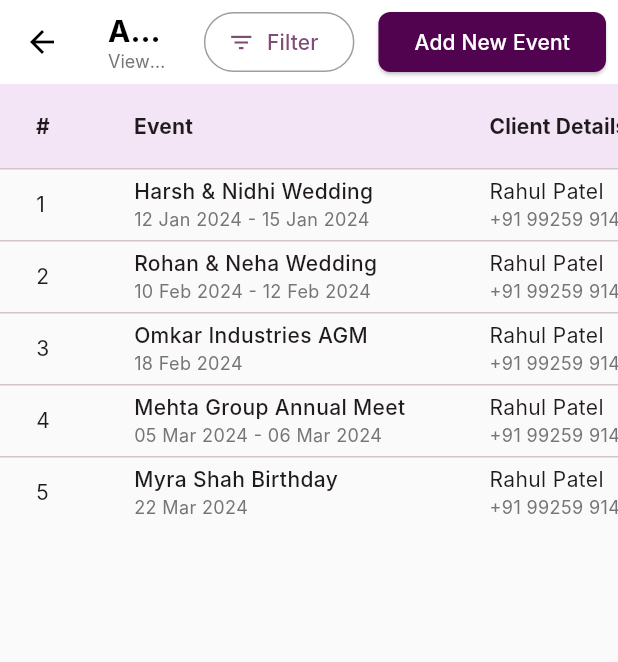
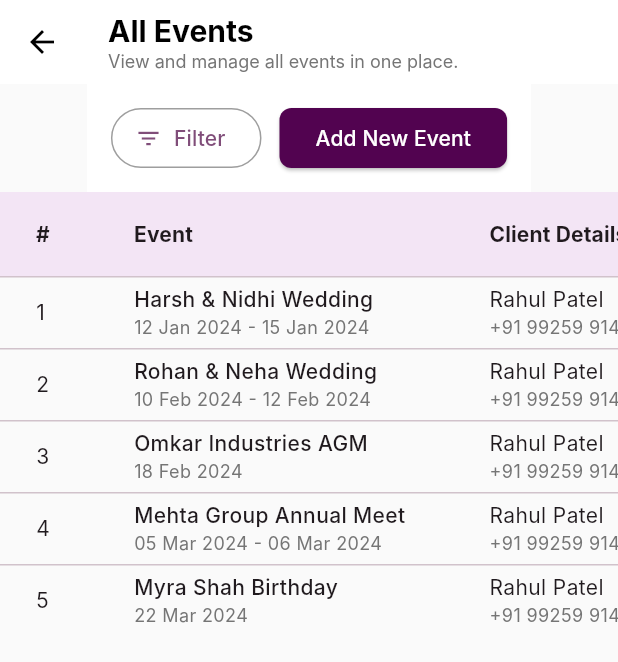
Before and after one commit to ow788606-cpu/Event_Managemet, a Flutter app: the AllEventsPage screen opened directly, on a phone screen of 412 x 824 dp. Shown: the top 662 px of the screen. Run offline on Flutter 3.47's test engine with Material 3 defaults, Android fonts, the phone set to English and light mode, and no system bars; our stand-ins replace shared_preferences; accounts and stored records are empty; Roboto replaces fonts that are missing (Inter).

Commit message:
Complete event management system: Add events page, home page with drawer navigation, and fix lint warnings

```diff
--- a/lib/all_events_page.dart
+++ b/lib/all_events_page.dart
@@ -23,20 +23,27 @@ class _AllEventsPageState extends State<AllEventsPage> {
       child: Scaffold(
         backgroundColor: Colors.grey[50],
         appBar: AppBar(
+          backgroundColor: Colors.white,
+          foregroundColor: Colors.black,
+          elevation: 0,
           title: Column(
             crossAxisAlignment: CrossAxisAlignment.start,
             children: [
-              const Text('All Events', style: TextStyle(fontSize: 20, fontWeight: FontWeight.bold)),
+              const Text('All Events', style: TextStyle(fontSize: 20, fontWeight: FontWeight.bold, color: Colors.black)),
               Text('View and manage all events in one place.', style: TextStyle(fontSize: 12, color: Colors.grey[600])),
             ],
           ),
-          backgroundColor: Colors.white,
-          foregroundColor: Colors.black,
-          elevation: 0,
-          actions: [
-            Padding(
-              padding: const EdgeInsets.all(8.0),
-              child: OutlinedButton.icon(
+        ),
+        body: Column(
+          children: [
+            Container(
+              color: Colors.white,
+              padding: const EdgeInsets.symmetric(horizontal: 16, vertical: 12),
+              child: SingleChildScrollView(
+                scrollDirection: Axis.horizontal,
+                child: Row(
+                  children: [
+                    OutlinedButton.icon(
                       onPressed: () {},
                       icon: const Icon(Icons.filter_list, size: 18),
                       label: const Text('Filter'),
@@ -44,10 +51,8 @@ class _AllEventsPageState extends State<AllEventsPage> {
                         side: const BorderSide(color: Colors.grey),
                       ),
                     ),
-            ),
-            Padding(
-              padding: const EdgeInsets.all(8.0),
-              child: ElevatedButton(
+                    const SizedBox(width: 12),
+                    ElevatedButton(
                       onPressed: () {
                         Navigator.push(
                           context,
@@ -60,10 +65,12 @@ class _AllEventsPageState extends State<AllEventsPage> {
                       ),
                       child: const Text('Add New Event', style: TextStyle(color: Colors.white)),
                     ),
-            ),
                   ],
                 ),
-        body: SingleChildScrollView(
+              ),
+            ),
+            Expanded(
+              child: SingleChildScrollView(
                 scrollDirection: Axis.horizontal,
                 child: SingleChildScrollView(
                   child: DataTable(
@@ -145,6 +152,9 @@ class _AllEventsPageState extends State<AllEventsPage> {
                 ),
               ),
             ),
+          ],
+        ),
+      ),
     );
   }
 }
--- a/lib/events_page.dart
+++ b/lib/events_page.dart
@@ -232,14 +232,8 @@ class _EventsPageState extends State<EventsPage> {
           Padding(
             padding: EdgeInsets.all(width * 0.04),
             child: Row(
-              mainAxisAlignment: MainAxisAlignment.spaceBetween,
+              mainAxisAlignment: MainAxisAlignment.end,
               children: [
-                Expanded(
-                  child: Text(
-                    event.title,
-                    style: TextStyle(fontSize: width * 0.04, fontWeight: FontWeight.bold, color: Colors.black, fontFamily: 'Inter'),
-                  ),
-                ),
                 GestureDetector(
                   onTap: () {
                     setState(() => FavoritesManager.toggleFavorite(event));
@@ -288,6 +282,8 @@ class _EventsPageState extends State<EventsPage> {
                   child: Column(
                     crossAxisAlignment: CrossAxisAlignment.start,
                     children: [
+                      Text(event.title, style: TextStyle(fontSize: width * 0.035, fontWeight: FontWeight.w600, color: Colors.black, fontFamily: 'Inter'), maxLines: 1, overflow: TextOverflow.ellipsis),
+                      SizedBox(height: height * 0.005),
                       Row(
                         children: [
                           Icon(Icons.calendar_today, size: width * 0.035, color: Colors.grey[700]),
```
Lines whose indentation alone changed are shown as unchanged.
